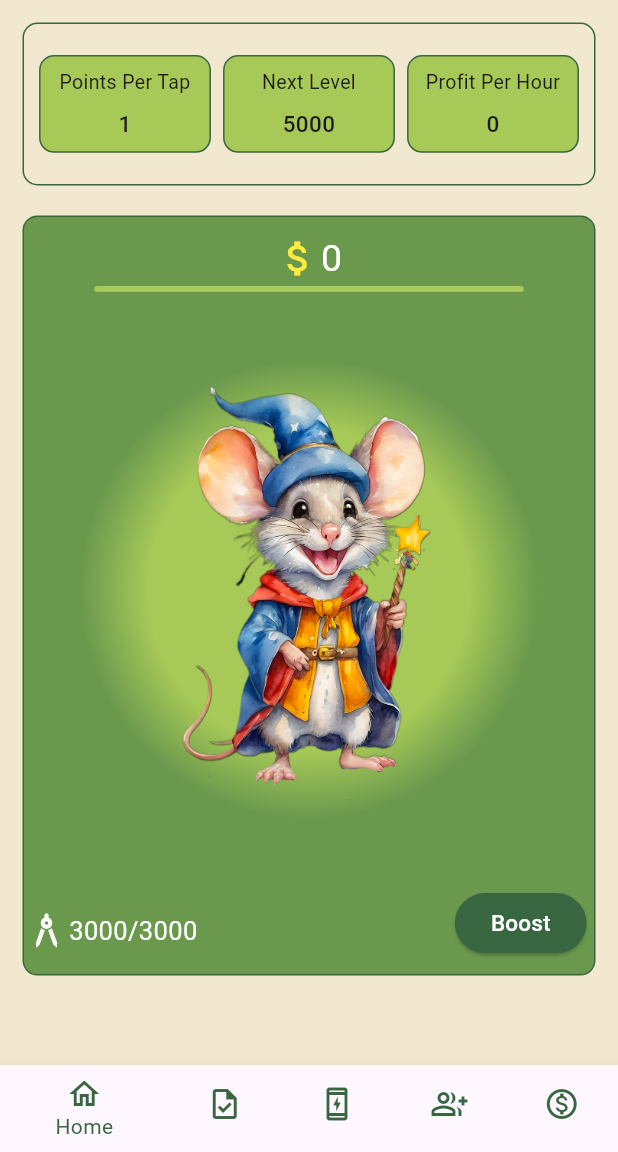
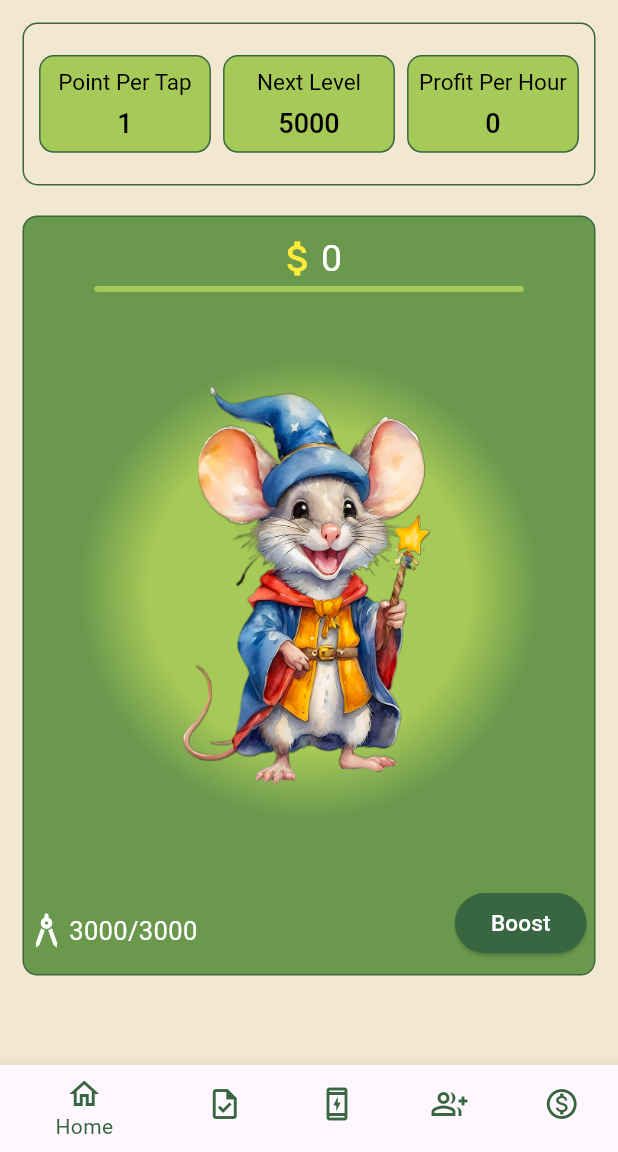
Before and after one commit to Fine-Guy-21/FineDrop-Flutter-App, a Flutter app: the MySccaffold screen opened directly, on a phone screen of 412 x 824 dp, the part 84-1236 px from its top. Run offline on Flutter 3.47's test engine with Material 3 defaults, Android fonts, the phone set to English and light mode, and no system bars; drawn by our look-alikes of animated_text_kit; our stand-ins replace firebase_auth, firebase_core; accounts and stored records are empty.

Commit message:
Ui Update

```diff
--- a/finedrop/lib/Pages/homepage.dart
+++ b/finedrop/lib/Pages/homepage.dart
@@ -65,27 +65,41 @@ class _HomePageState extends State<HomePage> {
                             Border.all(color: AppColors.primaryColor, width: 1),
                       ),
                       child: Column(
+                        mainAxisSize: MainAxisSize.min,
                         mainAxisAlignment: MainAxisAlignment.spaceEvenly,
                         children: [
-                          const Text(
-                            "Points Per Tap",
+                          RichText(
                             textAlign: TextAlign.center,
-                            maxLines: 2,
-                            overflow: TextOverflow.ellipsis,
-                            style: TextStyle(
-                              fontSize: 13,
+                            text: TextSpan(
+                              children: [
+                                TextSpan(
+                                  text: "Point Per Tap",
+                                  style: TextStyle(
+                                    fontSize: 15,
+                                    color: AppColors.textPrimary,
+                                  ),
+                                ),
+                              ],
                             ),
                           ),
-                          Text(
-                            "${widget.user.pointPerTap.toInt()}",
+                          RichText(
                             textAlign: TextAlign.center,
-                            maxLines: 2,
-                            overflow: TextOverflow.ellipsis,
-                            style: const TextStyle(
-                                fontSize: 15, fontWeight: FontWeight.w500),
-                          )
+                            text: TextSpan(
+                              children: [
+                                TextSpan(
+                                  text: "${widget.user.pointPerTap.toInt()}",
+                                  style: TextStyle(
+                                    fontSize: 18,
+                                    fontWeight: FontWeight.w500,
+                                    color: AppColors.textPrimary,
+                                  ),
+                                ),
+                              ],
+                            ),
+                          ),
                         ],
                       ),
+                      // child: Column(
                     ),
                   ),
 
@@ -102,25 +116,38 @@ class _HomePageState extends State<HomePage> {
                               color: AppColors.primaryColor, width: 1),
                         ),
                         child: Column(
+                          mainAxisSize: MainAxisSize.min,
                           mainAxisAlignment: MainAxisAlignment.spaceEvenly,
                           children: [
-                            const Text(
-                              "Next Level",
+                            RichText(
                               textAlign: TextAlign.center,
-                              maxLines: 2,
-                              overflow: TextOverflow.ellipsis,
-                              style: TextStyle(
-                                fontSize: 13,
+                              text: TextSpan(
+                                children: [
+                                  TextSpan(
+                                    text: "Next Level",
+                                    style: TextStyle(
+                                      fontSize: 15,
+                                      color: AppColors.textPrimary,
+                                    ),
+                                  ),
+                                ],
                               ),
                             ),
-                            Text(
-                              "${widget.user.nextLevel}",
+                            RichText(
                               textAlign: TextAlign.center,
-                              maxLines: 2,
-                              overflow: TextOverflow.ellipsis,
-                              style: const TextStyle(
-                                  fontSize: 15, fontWeight: FontWeight.w500),
-                            )
+                              text: TextSpan(
+                                children: [
+                                  TextSpan(
+                                    text: "${widget.user.nextLevel.toInt()}",
+                                    style: TextStyle(
+                                      fontSize: 18,
+                                      fontWeight: FontWeight.w500,
+                                      color: AppColors.textPrimary,
+                                    ),
+                                  ),
+                                ],
+                              ),
+                            ),
                           ],
                         ),
                       )),
@@ -138,25 +165,38 @@ class _HomePageState extends State<HomePage> {
                             Border.all(color: AppColors.primaryColor, width: 1),
                       ),
                       child: Column(
+                        mainAxisSize: MainAxisSize.min,
                         mainAxisAlignment: MainAxisAlignment.spaceEvenly,
                         children: [
-                          const Text(
-                            "Profit Per Hour",
+                          RichText(
                             textAlign: TextAlign.center,
-                            maxLines: 2,
-                            overflow: TextOverflow.ellipsis,
-                            style: TextStyle(
-                              fontSize: 13,
+                            text: TextSpan(
+                              children: [
+                                TextSpan(
+                                  text: "Profit Per Hour",
+                                  style: TextStyle(
+                                    fontSize: 15,
+                                    color: AppColors.textPrimary,
+                                  ),
+                                ),
+                              ],
                             ),
                           ),
-                          Text(
-                            "${widget.user.profitPerHour.toInt()}",
+                          RichText(
                             textAlign: TextAlign.center,
-                            maxLines: 2,
-                            overflow: TextOverflow.ellipsis,
-                            style: const TextStyle(
-                                fontSize: 15, fontWeight: FontWeight.w500),
-                          )
+                            text: TextSpan(
+                              children: [
+                                TextSpan(
+                                  text: "${widget.user.profitPerHour.toInt()}",
+                                  style: TextStyle(
+                                    fontSize: 18,
+                                    fontWeight: FontWeight.w500,
+                                    color: AppColors.textPrimary,
+                                  ),
+                                ),
+                              ],
+                            ),
+                          ),
                         ],
                       ),
                     ),
--- a/finedrop/lib/Pages/loginpage.dart
+++ b/finedrop/lib/Pages/loginpage.dart
@@ -12,14 +12,6 @@ class LoginPage extends StatefulWidget {
 
 class LoginPageState extends State<LoginPage> {
   bool _isObscured = true;
-
-  void SignIn() {
-    Navigator.push(
-      context,
-      MaterialPageRoute(builder: (context) => const MySccaffold()),
-    );
-  }
-
   @override
   Widget build(BuildContext context) {
     return Scaffold(
@@ -48,10 +40,9 @@ class LoginPageState extends State<LoginPage> {
                 margin: const EdgeInsets.all(30.0),
                 padding: const EdgeInsets.all(24.0),
                 width: double.infinity,
-                height: 300,
                 decoration: BoxDecoration(
                   borderRadius: BorderRadius.circular(8.0),
-                  // color: AppColors.backgroundColor,
+                  // color: AppColors.surfaceColor,
                   // border: Border.all(
                   //   color: AppColors.primaryColor,
                   //   width: 1.0,
@@ -132,26 +123,16 @@ class LoginPageState extends State<LoginPage> {
 
                     const SizedBox(height: 16.0),
 
-                    Row(
-                      mainAxisAlignment: MainAxisAlignment.end,
-                      children: [
-                        GestureDetector(
-                          onTap: () {},
-                          child: const Text(
-                            'Forgot Password?',
-                            style: TextStyle(
-                              color: AppColors.primaryColor,
-                              fontWeight: FontWeight.bold,
-                            ),
-                          ),
-                        ),
-                      ],
-                    ),
-
                     const SizedBox(height: 16.0),
 
                     ElevatedButton(
-                        onPressed: SignIn,
+                        onPressed: () {
+                          Navigator.push(
+                            context,
+                            MaterialPageRoute(
+                                builder: (context) => const MySccaffold()),
+                          );
+                        },
                         style: ElevatedButton.styleFrom(
                           backgroundColor:
                               AppColors.primaryColor, // Custom green
--- a/finedrop/lib/Pages/signuppage.dart
+++ b/finedrop/lib/Pages/signuppage.dart
@@ -38,10 +38,9 @@ class _SignUpPageState extends State<SignUpPage> {
                 margin: const EdgeInsets.all(30.0),
                 padding: const EdgeInsets.all(24.0),
                 width: double.infinity,
-                height: 340,
                 decoration: BoxDecoration(
                   borderRadius: BorderRadius.circular(8.0),
-                  // color: AppColors.backgroundColor,
+                  // color: AppColors.surfaceColor,
                   // border: Border.all(
                   //   color: AppColors.primaryColor,
                   //   width: 1.0,
```
